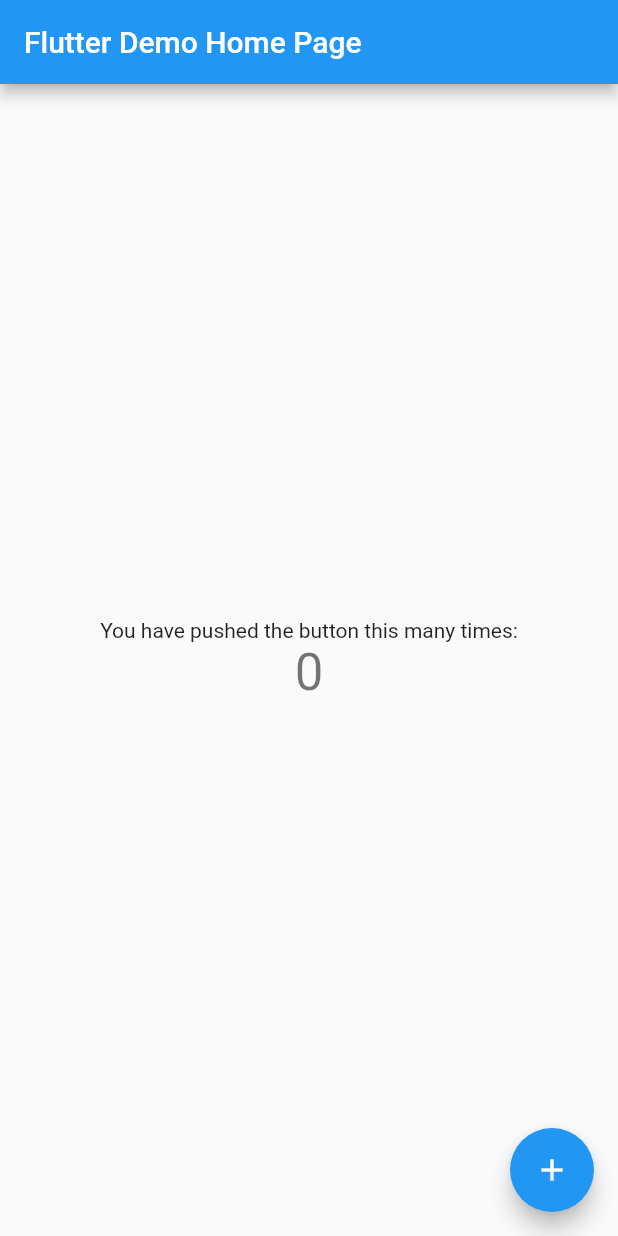
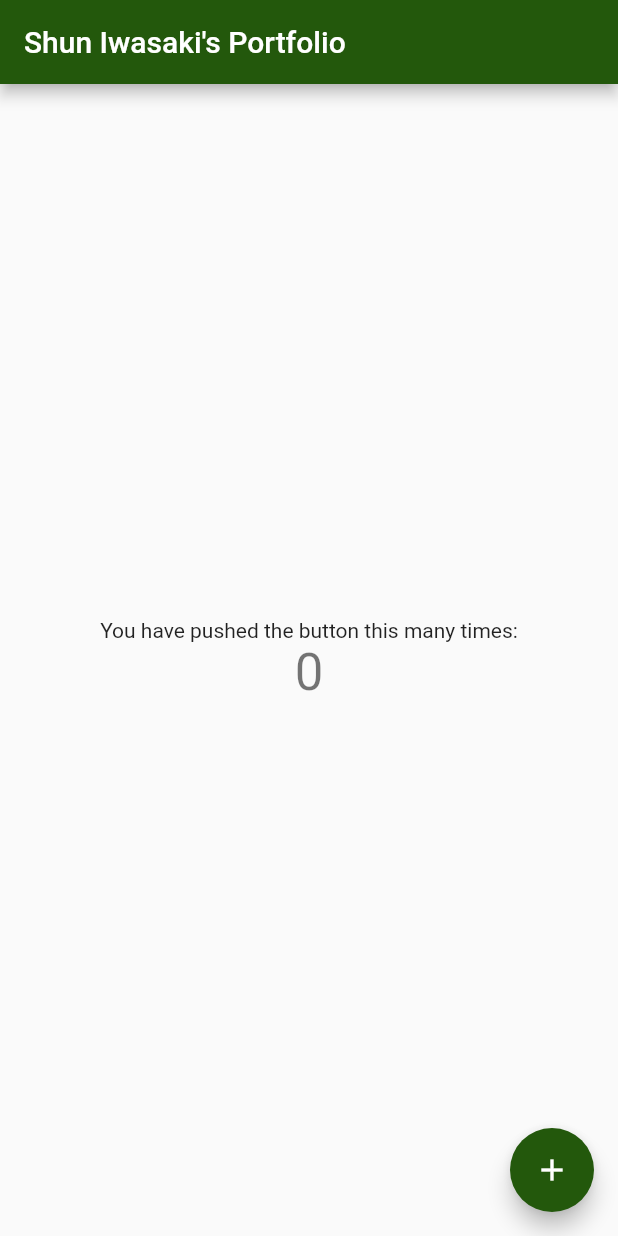
Before and after one commit to shvn-iwa/ShunIwasaki.github.io, a Flutter app: the screen it shows after launch, on a phone screen of 412 x 824 dp. Run offline on Flutter 3.47's test engine with Material 2 defaults, Android fonts, the phone set to English and light mode, and no system bars.

Commit message:
Set color theme.

```diff
--- a/lib/main.dart
+++ b/lib/main.dart
@@ -1,31 +1,38 @@
 import 'package:flutter/material.dart';
+import 'package:portfolio/config/themes.dart';
 
 void main() {
   runApp(MyApp());
 }
 
 class MyApp extends StatelessWidget {
-  // This widget is the root of your application.
   @override
   Widget build(BuildContext context) {
     return MaterialApp(
       title: 'Flutter Demo',
       theme: ThemeData(
-        // This is the theme of your application.
-        //
-        // Try running your application with "flutter run". You'll see the
-        // application has a blue toolbar. Then, without quitting the app, try
-        // changing the primarySwatch below to Colors.green and then invoke
-        // "hot reload" (press "r" in the console where you ran "flutter run",
-        // or simply save your changes to "hot reload" in a Flutter IDE).
-        // Notice that the counter didn't reset back to zero; the application
-        // is not restarted.
-        primarySwatch: Colors.blue,
+        primarySwatch: customSwatch,
       ),
-      home: MyHomePage(title: 'Flutter Demo Home Page'),
+      home: MyHomePage(title: "Shun Iwasaki's Portfolio"),
     );
   }
 }
+
+const MaterialColor customSwatch = MaterialColor(
+  0xFF23580C,
+  <int, Color>{
+    50: Color(0xFFE5EBE2),
+    100: Color(0xFFBDCDB6),
+    200: Color(0xFF91AC86),
+    300: Color(0xFF658A55),
+    400: Color(0xFF447130),
+    500: Color(0xFF23580C),
+    600: Color(0xFF1F500A),
+    700: Color(0xFF1A4708),
+    800: Color(0xFF153D06),
+    900: Color(0xFF0C2D03),
+  },
+);
 
 class MyHomePage extends StatefulWidget {
   MyHomePage({Key? key, required this.title}) : super(key: key);
```
Also changed, not shown: lib/config/themes.dart (line endings or trailing spaces).
